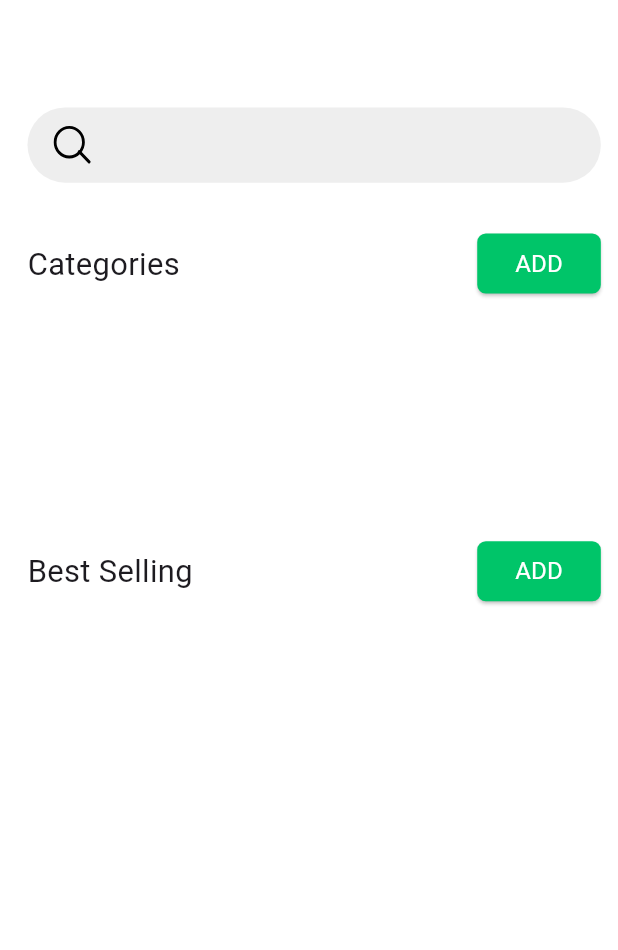
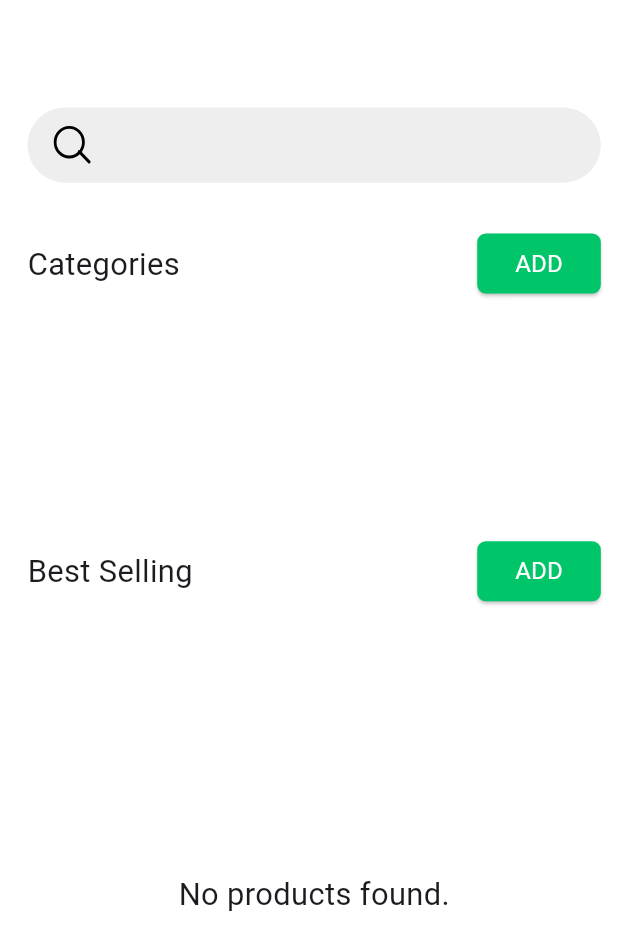
Before and after one commit to AnasMohamed343/shoply_app, a Flutter app: the ExploreTabView screen opened directly, on a phone screen of 412 x 824 dp. Shown: the top 950 px of the screen. Run offline on Flutter 3.47's test engine with Material 3 defaults, Android fonts, the light colour scheme and no system bars; our stand-ins replace cloud_firestore, device_info_plus, firebase_auth, firebase_core, flutter_colorpicker, flutter_screenutil and 8 more; missing offline and left inert: status_change; accounts and stored records are empty.

Commit message:
+search bar with filter logic

```diff
--- a/lib/view/Explore_tab_view/explore_tab_view.dart
+++ b/lib/view/Explore_tab_view/explore_tab_view.dart
@@ -132,7 +132,16 @@ class ExploreTabView extends GetView<ExploreScreenViewModel> {
                       child: Column(
                         crossAxisAlignment: CrossAxisAlignment.start,
                         children: [
-                          const CustomSearchTextField(),
+                          CustomSearchTextField(
+                            //controller: controller.searchController,
+                            onChanged: (value) {
+                              controller.updateSearchQuery(
+                                  value); // Update the filtered list based on the input
+                            },
+                            // onSubmitted: (value) {
+                            //   controller.searchProducts(value);
+                            // },
+                          ),
                           SizedBox(height: 25.h),
                           Row(
                             children: [
@@ -237,17 +246,32 @@ class ExploreTabView extends GetView<ExploreScreenViewModel> {
                           SizedBox(height: 10.h),
                           SizedBox(
                             height: h / 2.3,
-                            child: ListView.builder(
+                            child: controller.isLoading.value
+                                ? const Center(
+                                    child: CircularProgressIndicator(
+                                        color: kPrimaryColor),
+                                  )
+                                : controller.filteredProductList.isEmpty
+                                    ? Center(
+                                        child: Text(
+                                          'No products found.',
+                                          style: Styles.textStyle18,
+                                        ),
+                                      )
+                                    : ListView.builder(
                                         scrollDirection: Axis.horizontal,
-                              itemCount: controller.productList.length,
+                                        itemCount: controller
+                                            .filteredProductList.length,
                                         itemBuilder: (context, index) {
+                                          final product = controller
+                                              .filteredProductList[index];
                                           return Padding(
-                                  padding: EdgeInsets.only(right: 20.w),
+                                            padding:
+                                                EdgeInsets.only(right: 20.w),
                                             child: GestureDetector(
                                               onTap: () {
                                                 Get.to(DetailsScreen(
-                                          model:
-                                              controller.productList[index]));
+                                                    model: product));
                                               },
                                               child: CustomProductItem(
                                                 // productImage:
@@ -262,8 +286,8 @@ class ExploreTabView extends GetView<ExploreScreenViewModel> {
                                                 // description: controller
                                                 //         .productList[index].description ??
                                                 //     '',
-                                      productModel:
-                                          controller.productList[index],
+                                                //productModel: controller.productList[index],
+                                                productModel: product,
                                               ),
                                             ),
                                           );
--- a/lib/view/widgets/custom_search_text_field.dart
+++ b/lib/view/widgets/custom_search_text_field.dart
@@ -5,11 +5,18 @@ import 'package:shoply/constants.dart';
 import 'package:shoply/core/assets-manager.dart';
 
 class CustomSearchTextField extends StatelessWidget {
-  const CustomSearchTextField({super.key});
+  void Function(String)? onChanged;
+  void Function(String)? onSubmitted;
+  //final TextEditingController _controller = TextEditingController();
+  CustomSearchTextField({super.key, this.onChanged, this.onSubmitted});
 
   @override
   Widget build(BuildContext context) {
     return TextField(
+      //controller: _controller,
+      onChanged: onChanged,
+      onSubmitted: onSubmitted,
+      cursorColor: kPrimaryColor,
       decoration: InputDecoration(
         filled: true,
         fillColor: kLightGrey,
@@ -33,7 +40,11 @@ class CustomSearchTextField extends StatelessWidget {
               color: Colors.transparent), // Highlight border on focus
         ),
         border: InputBorder.none,
-        prefixIcon: Padding(
+        prefixIcon: GestureDetector(
+          onTap: () {
+            //onSubmitted!();
+          },
+          child: Padding(
             padding: EdgeInsets.symmetric(vertical: 10.h, horizontal: 15.w),
             child: SvgPicture.asset(
               AssetsManager.searchIcon,
@@ -43,6 +54,7 @@ class CustomSearchTextField extends StatelessWidget {
             ),
           ),
         ),
+      ),
     );
   }
 }
--- a/lib/view_model/explore_screen_view_model.dart
+++ b/lib/view_model/explore_screen_view_model.dart
@@ -24,6 +24,9 @@ class ExploreScreenViewModel extends GetxController {
   List<ProductModel> get productList => _productList;
   List<ProductModel> get productListByCategory => _productListByCategory;
 
+  // List<ProductModel> _filteredProductList = [];
+  // List<ProductModel> get filteredProductList => _filteredProductList;
+
   String? name, description, price, size, productCategory;
 
   String? categoryName;
@@ -31,6 +34,8 @@ class ExploreScreenViewModel extends GetxController {
   Color? color;
 
   Uint8List? pickedImage;
+
+  //TextEditingController searchController = TextEditingController();
 
   // bool _httpRequestFailed = false;
   // bool get httpRequestFailed => _httpRequestFailed;
@@ -41,6 +46,8 @@ class ExploreScreenViewModel extends GetxController {
   // @override
   // void onInit() {
   //   super.onInit();
+  //   // Initialize the filtered list to show all products initially
+  //   _filteredProductList = List.from(_productList);
   // }
   //
   // @override
@@ -195,6 +202,39 @@ class ExploreScreenViewModel extends GetxController {
     });
   }
 
+  List<ProductModel> get filteredProductList {
+    if (_searchQuery.isEmpty) {
+      return _productList;
+    } else {
+      return _productList
+          .where(
+            (product) => product.name!
+                .toLowerCase()
+                .contains(_searchQuery.toLowerCase()),
+          )
+          .toList();
+    }
+  }
+
+  String _searchQuery = '';
+
+  void updateSearchQuery(String query) {
+    _searchQuery = query;
+    update();
+  }
+  // void searchProducts(String query) {
+  //   if (query.isEmpty) {
+  //     _filteredProductList = List.from(_productList);
+  //   } else {
+  //     _filteredProductList = _productList
+  //         .where((product) =>
+  //             product.name?.toLowerCase().contains(query.toLowerCase()) ??
+  //             false)
+  //         .toList();
+  //   }
+  //   update();
+  // }
+
   // getBestSellingProducts() async {
   //   _isLoading.value = true;
   //   ExploreService().getBestSellingProducts().then((value) {
@@ -207,7 +247,7 @@ class ExploreScreenViewModel extends GetxController {
   //     update();
   //   });
   // }
-  void getBestSellingProducts() {
+  void getBestSellingProducts() async {
     _isLoading.value = true;
     ExploreService().getBestSellingProducts().listen((productDocs) {
       _productList.clear();
@@ -215,6 +255,7 @@ class ExploreScreenViewModel extends GetxController {
         productDocs.map(
             (doc) => ProductModel.fromJson(doc.data() as Map<String, dynamic>)),
       );
+      //_filteredProductList = List.from(_productList);
       _isLoading.value = false;
       update();
     });
```
Also changed, not shown: lib/core/service/firestore_product.dart (+8 -0 lines). Lines whose indentation alone changed are shown as unchanged.
